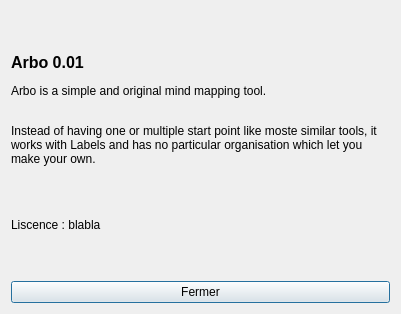
Old version of the form src/gui/dialogs/DialogAbout.ui in the repository Yinameah/arbo.
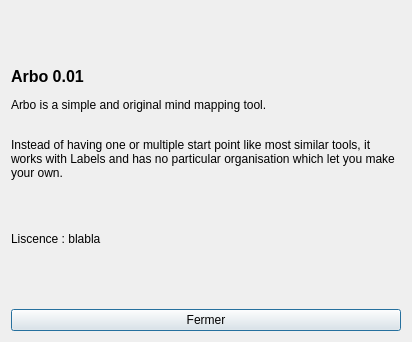
New version of the form. Icons and pictures are not drawn.

```diff
--- a/src/gui/dialogs/DialogAbout.ui
+++ b/src/gui/dialogs/DialogAbout.ui
@@ -6,8 +6,8 @@
    <rect>
     <x>0</x>
     <y>0</y>
-    <width>401</width>
-    <height>314</height>
+    <width>412</width>
+    <height>342</height>
    </rect>
   </property>
   <property name="windowTitle">
@@ -28,7 +28,7 @@
    <item>
     <widget class="QLabel" name="labelAbout">
      <property name="text">
-      <string>&lt;html&gt;&lt;head/&gt;&lt;body&gt;&lt;p&gt;&lt;img src=&quot;:/icons/main.svg&quot;/&gt;&lt;span style=&quot; font-size:12pt; font-weight:600; vertical-align:middle;&quot;&gt;Arbo 0.01&lt;/span&gt;&lt;/p&gt;&lt;p&gt;Arbo is a simple and original mind mapping tool.&lt;/p&gt;&lt;p&gt;&lt;br/&gt;Instead of having one or multiple start point like moste similar tools, it works with Labels and has no particular organisation which let you make your own.&lt;/p&gt;&lt;p&gt;&lt;br/&gt;&lt;/p&gt;&lt;p&gt;Liscence : blabla&lt;/p&gt;&lt;/body&gt;&lt;/html&gt;</string>
+      <string>&lt;html&gt;&lt;head/&gt;&lt;body&gt;&lt;p&gt;&lt;img src=&quot;:/icons/main.svg&quot; style=&quot;vertical-align: middle;&quot;/&gt;&lt;span style=&quot; font-size:12pt; font-weight:600; vertical-align:middle;&quot;&gt;Arbo 0.01&lt;/span&gt;&lt;/p&gt;&lt;p&gt;Arbo is a simple and original mind mapping tool.&lt;/p&gt;&lt;p&gt;&lt;br/&gt;Instead of having one or multiple start point like most similar tools, it works with Labels and has no particular organisation which let you make your own.&lt;/p&gt;&lt;p&gt;&lt;br/&gt;&lt;/p&gt;&lt;p&gt;Liscence : blabla&lt;/p&gt;&lt;/body&gt;&lt;/html&gt;</string>
      </property>
      <property name="wordWrap">
       <bool>true</bool>
```
